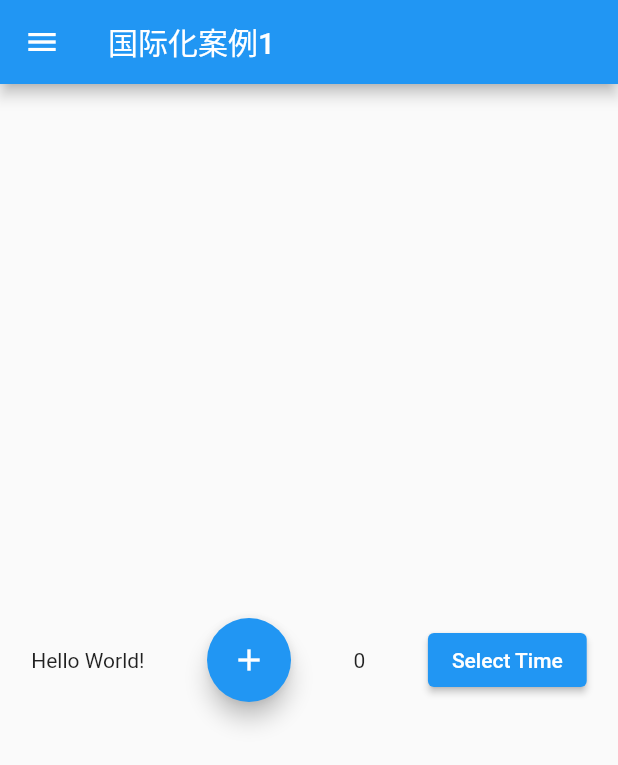
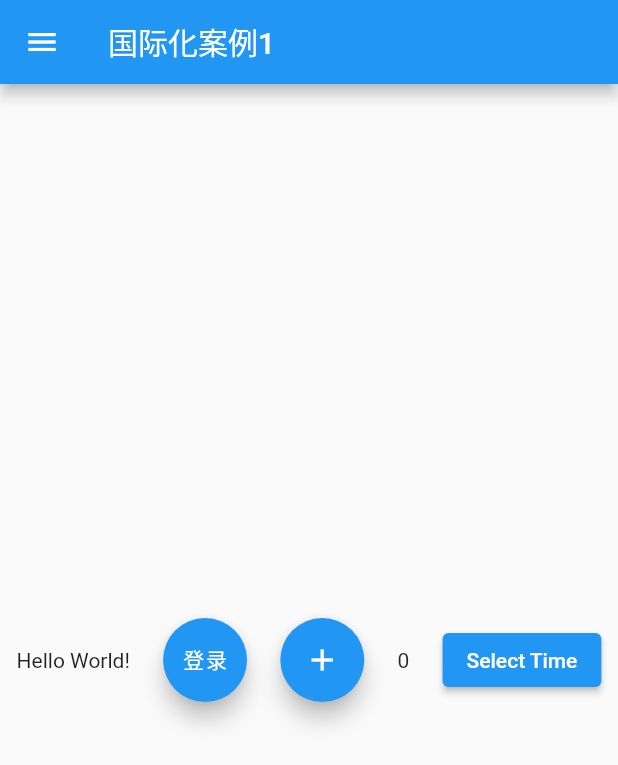
Before and after one commit to lxfljw/i18n, a Flutter app: the screen it shows after launch, on a phone screen of 412 x 824 dp. Shown: the top 765 px of the screen. Run offline on Flutter 3.47's test engine with Material 2 defaults, Android fonts, the phone set to English and light mode, and no system bars; our stand-ins replace get; generated files the repository leaves out were written again.

Commit message:
feat: ✨ getx 国际化实践

```diff
--- /dev/null
+++ b/assets/locales/en_US.json
@@ -0,0 +1,5 @@
+{
+  "button": {
+    "login": "Login"
+  }
+}
--- /dev/null
+++ b/assets/locales/zh_CN.json
@@ -0,0 +1,5 @@
+{
+  "button": {
+    "login": "登录"
+  }
+}
--- a/lib/main.dart
+++ b/lib/main.dart
@@ -2,6 +2,7 @@ import 'package:flutter/material.dart';
 import 'package:flutter_localizations/flutter_localizations.dart';
 import 'package:flutter_gen/gen_l10n/app_localizations.dart';
 import 'package:get/get.dart';
+import 'package:i18n/generated/locales.g.dart';
 
 void main() => runApp(const MyApp());
 
@@ -16,17 +17,18 @@ class MyApp extends StatelessWidget {
   @override
   Widget build(BuildContext context) {
     return GetMaterialApp(
-      // locale: const Locale('zh', ''),
+      locale: const Locale('zh', ''),
+      translationsKeys: AppTranslation.translations,
       localizationsDelegates: const [
         GlobalWidgetsLocalizations.delegate,
         GlobalMaterialLocalizations.delegate,
         GlobalCupertinoLocalizations.delegate,
         AppLocalizations.delegate
       ],
-      supportedLocales: const [
-        Locale('en', ''),
-        Locale('zh', ''),
-      ],
+      // supportedLocales: const [
+      //   Locale('en', ''),
+      //   Locale('zh', ''),
+      // ],
       home: Home(),
     );
   }
@@ -44,6 +46,9 @@ class Home extends StatelessWidget {
           children: [
             Text(AppLocalizations.of(context)!.helloWorld),
             FloatingActionButton(
+                onPressed: c.increment,
+                child: Text(LocaleKeys.button_login.tr)),
+            FloatingActionButton(
                 child: const Icon(Icons.add), onPressed: c.increment),
             Obx(() => Text("${c.count}")),
             newMethod(context)
@@ -56,8 +61,18 @@ class Home extends StatelessWidget {
             mainAxisAlignment: MainAxisAlignment.center,
             children: <Widget>[
               const Text('选择语言'),
-              ElevatedButton(onPressed: () {}, child: const Text('简体中文')),
-              ElevatedButton(onPressed: () {}, child: const Text('英语')),
+              ElevatedButton(
+                  onPressed: () {
+                    Get.updateLocale(const Locale('zh', 'CH'));
+                    Get.back();
+                  },
+                  child: const Text('简体中文')),
+              ElevatedButton(
+                  onPressed: () {
+                    Get.updateLocale(const Locale('en', 'US'));
+                    Get.back();
+                  },
+                  child: const Text('英语')),
             ],
           ),
         ),
--- a/pubspec.yaml
+++ b/pubspec.yaml
@@ -4,7 +4,8 @@ description: A new Flutter project.
 # The following line prevents the package from being accidentally published to
 # pub.dev using `flutter pub publish`. This is preferred for private packages.
 publish_to: "none" # Remove this line if you wish to publish to pub.dev
-
+get_cli:
+  separator: "."
 # The following defines the version and build number for your application.
 # A version number is three numbers separated by dots, like 1.2.43
 # followed by an optional build number separated by a +.
```
Also changed, not shown: lib/generated/locales.g.dart (added).
